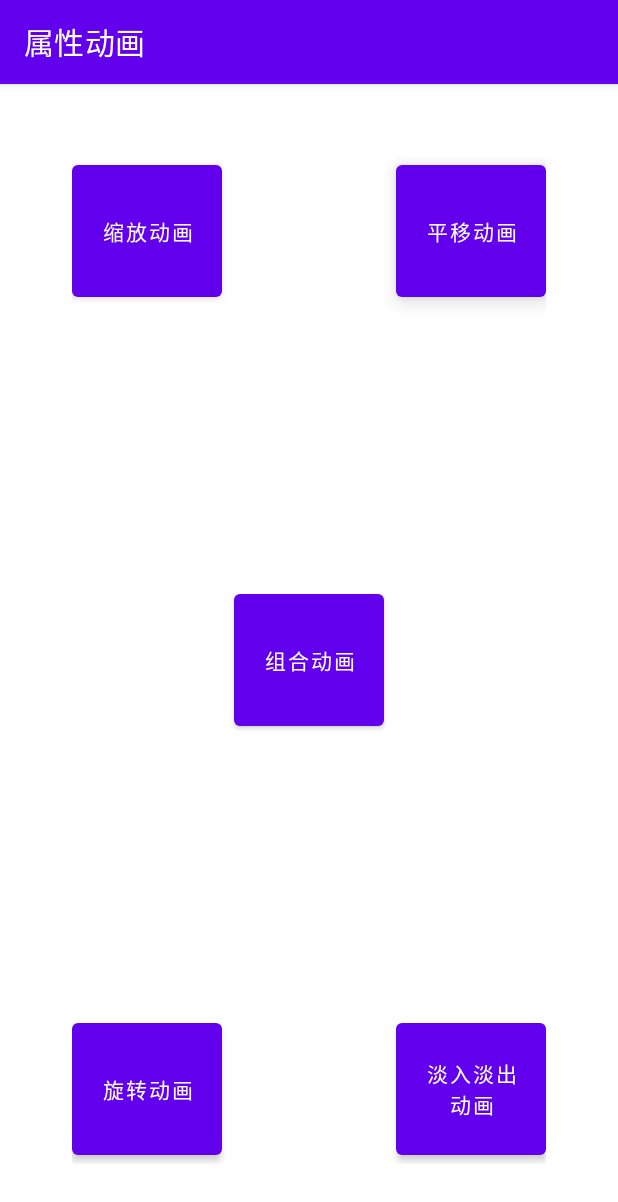
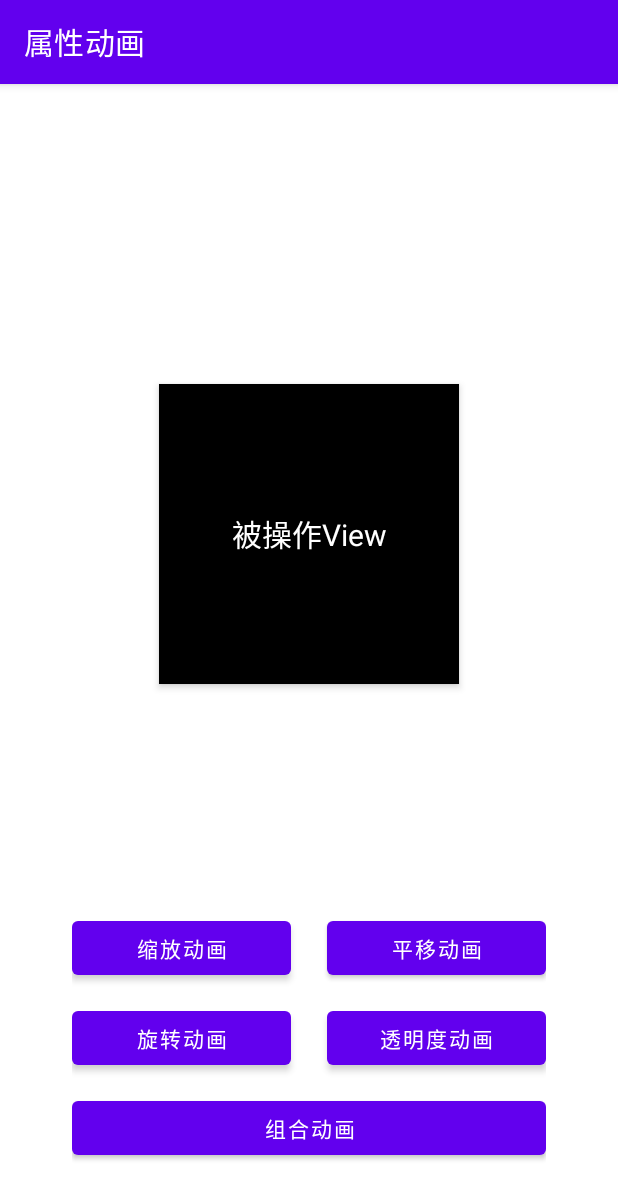
Before and after one commit to codeccc/Android-Animations-Demo, an Android app: the AnimationActivity screen opened directly, with no data from a screen before it, after a tap on "平移动画", on a phone screen of 412 x 824 dp. Shown: the top 1202 px of the screen. Run offline under Robolectric (Android 15) with nearby library versions, the phone set to English and light mode, and no system bars.

Commit message:
调整属性动画实现

```diff
--- a/app/src/main/java/com/codeccc/animation/ui/normal/AnimationActivity.kt
+++ b/app/src/main/java/com/codeccc/animation/ui/normal/AnimationActivity.kt
@@ -1,6 +1,7 @@
 package com.codeccc.animation.ui.normal
 
 import android.animation.Animator
+import android.animation.AnimatorSet
 import android.animation.ValueAnimator
 import android.os.Bundle
 import android.view.animation.*
@@ -29,14 +30,16 @@ class AnimationActivity : AppCompatActivity() {
         binding.apply {
             btnAnim1.setOnClickListener {
                 //缩放动画
+                //使用ValueAnimator实现缩放动画
                 val valueAnim = ValueAnimator.ofFloat(1f, 1.5f, 0.5f, 1f)
                 valueAnim.setInterpolator { input ->
 
                     return@setInterpolator (Math.cos((input + 1) * Math.PI) / 2.0f).toFloat() + 0.5f
                 }
-                valueAnim.setEvaluator { fraction, startValue, endValue ->
-//                    btnAnim1.scaleX = startValue
-//                    btnAnim1.scaleY = startValue
+                valueAnim.addUpdateListener {
+                    val scale = it.animatedValue as Float
+                    animationView.scaleX = scale
+                    animationView.scaleY = scale
                 }
                 valueAnim.setDuration(500)
                 valueAnim.start()
@@ -44,10 +47,61 @@ class AnimationActivity : AppCompatActivity() {
 
             btnAnim2.setOnClickListener {
                 //平移动画动画
-                btnAnim2.animate()
-                    .translationY(300f)
+                val transAnim1 = ValueAnimator.ofFloat(0f, 100f, 200f, 100f, 0f)
+                transAnim1.addUpdateListener {
+                    val distance = it.animatedValue as Float
+                    animationView.translationX = distance
+                    animationView.translationY = distance
+                }
+
+                val transAnim2 = ValueAnimator.ofFloat(0f, -100f, -200f, -100f, 0f)
+                transAnim2.addUpdateListener {
+                    val distance = it.animatedValue as Float
+                    animationView.translationX = distance
+                    animationView.translationY = distance
+                }
+                //使用AnimatorSet处理动画播放顺序
+                val animatorSet = AnimatorSet().apply {
+                    play(transAnim1).before(transAnim2)
+                }
+                animatorSet.interpolator = AccelerateDecelerateInterpolator()
+                animatorSet.duration = 400
+                animatorSet.start()
+            }
+
+            btnAnim3.setOnClickListener {
+                //旋转动画
+                animationView.animate()
+                    .rotation(animationView.rotation + 30f)
+                    //越界回弹差值器
+                    .setInterpolator(AnticipateOvershootInterpolator())
                     .setDuration(500)
-                    .setInterpolator(OvershootInterpolator(2f))
+                    .start()
+            }
+
+            btnAnim4.setOnClickListener {
+                //淡入淡出动画
+                val alphaAnimator = ValueAnimator.ofFloat(0f, 1f, 0f, 1f)
+                alphaAnimator.interpolator = AccelerateDecelerateInterpolator()
+                alphaAnimator.duration = 1000
+                alphaAnimator.addUpdateListener { animationView.alpha = it.animatedValue as Float }
+                alphaAnimator.start()
+            }
+
+            btnAnim5.setOnClickListener {
+                //组合动画 缩放+平移+旋转+淡入
+                //设置初始状态
+                animationView.scaleX = 0.5f
+                animationView.scaleY = 0.5f
+                animationView.alpha = 0f
+                animationView.rotation = 0f
+                animationView.animate()
+                    .translationY(100f)
+                    .scaleX(1.5f).scaleY(1.5f)
+                    .alpha(1f)
+                    .rotation(360f)
+                    .setDuration(500)
+                    .setInterpolator(AnticipateOvershootInterpolator())
                     .setListener(object : Animator.AnimatorListener {
                         override fun onAnimationStart(animation: Animator?, isReverse: Boolean) {
                         }
@@ -56,16 +110,15 @@ class AnimationActivity : AppCompatActivity() {
                         }
 
                         override fun onAnimationEnd(animation: Animator?, isReverse: Boolean) {
+                            super.onAnimationEnd(animation, isReverse)
                         }
 
                         override fun onAnimationEnd(animation: Animator?) {
-                            //回到原有位置
-//                            btnAnim2.animate()
-//                                .translationY(0f)
-//                                .setDuration(500)
-//                                .setInterpolator(BounceInterpolator())
-//                                .setStartDelay(2000)
-//                                .start()
+                            //回到动画初始状态
+                            animationView.scaleX = 0.5f
+                            animationView.scaleY = 0.5f
+                            animationView.alpha = 1f
+                            animationView.rotation = 0f
                         }
 
                         override fun onAnimationCancel(animation: Animator?) {
@@ -76,30 +129,6 @@ class AnimationActivity : AppCompatActivity() {
                     })
                     .start()
             }
-
-            btnAnim3.setOnClickListener {
-                //旋转动画
-            }
-
-            btnAnim4.setOnClickListener {
-                //淡入淡出动画
-            }
-
-            btnAnim5.setOnClickListener {
-                //组合动画
-                btnAnim5.scaleX = 0.5f
-                btnAnim5.scaleY = 0.5f
-                btnAnim5.alpha = 0f
-                btnAnim5.rotation = 0f
-                btnAnim5.animate()
-                    .translationY(100f)
-                    .scaleX(1.5f).scaleY(1.5f)
-                    .alpha(1f)
-                    .rotation(360f)
-                    .setDuration(500)
-                    .setInterpolator(AccelerateDecelerateInterpolator())
-                    .start()
-            }
         }
 
     }
--- a/app/src/main/res/layout/activity_animation.xml
+++ b/app/src/main/res/layout/activity_animation.xml
@@ -6,57 +6,86 @@
     android:clipChildren="false"
     android:padding="48dp">
 
+    <TextView
+        android:id="@+id/animationView"
+        android:layout_width="200dp"
+        android:layout_height="200dp"
+        android:background="@color/black"
+        android:elevation="3dp"
+        android:gravity="center"
+        android:text="被操作View"
+        android:textColor="@color/white"
+        android:textSize="20sp"
+        app:layout_constraintBottom_toTopOf="@id/btnAnim1"
+        app:layout_constraintEnd_toEndOf="parent"
+        app:layout_constraintStart_toStartOf="parent"
+        app:layout_constraintTop_toTopOf="parent" />
+
     <com.google.android.material.button.MaterialButton
         android:id="@+id/btnAnim1"
-        android:layout_width="100dp"
-        android:layout_height="100dp"
+        android:layout_width="0dp"
+        android:layout_height="wrap_content"
+        android:layout_marginBottom="12dp"
         android:elevation="3dp"
         android:stateListAnimator="@xml/anim_scale"
         android:text="缩放动画"
-        app:layout_constraintStart_toStartOf="parent"
-        app:layout_constraintTop_toTopOf="parent" />
+        app:layout_constraintBottom_toTopOf="@id/btnAnim3"
+        app:layout_constraintEnd_toStartOf="@id/btnAnim2"
+        app:layout_constraintHorizontal_weight="1"
+        app:layout_constraintStart_toStartOf="parent" />
 
 
     <com.google.android.material.button.MaterialButton
         android:id="@+id/btnAnim2"
-        android:layout_width="100dp"
-        android:layout_height="100dp"
+        android:layout_width="0dp"
+        android:layout_height="wrap_content"
+        android:layout_marginStart="24dp"
+        android:layout_marginBottom="12dp"
         android:elevation="3dp"
         android:text="平移动画"
+        app:layout_constraintBottom_toTopOf="@id/btnAnim3"
         app:layout_constraintEnd_toEndOf="parent"
-        app:layout_constraintTop_toTopOf="parent" />
+        app:layout_constraintHorizontal_weight="1"
+        app:layout_constraintStart_toEndOf="@id/btnAnim1" />
 
 
     <com.google.android.material.button.MaterialButton
         android:id="@+id/btnAnim3"
-        android:layout_width="100dp"
-        android:layout_height="100dp"
+        android:layout_width="0dp"
+        android:layout_height="wrap_content"
+        android:layout_marginBottom="12dp"
         android:elevation="3dp"
         android:stateListAnimator="@xml/anim_scale"
         android:text="旋转动画"
-        app:layout_constraintBottom_toBottomOf="parent"
+        app:layout_constraintBottom_toTopOf="@id/btnAnim5"
+        app:layout_constraintEnd_toStartOf="@id/btnAnim4"
+        app:layout_constraintHorizontal_weight="1"
         app:layout_constraintStart_toStartOf="parent" />
 
 
     <com.google.android.material.button.MaterialButton
         android:id="@+id/btnAnim4"
-        android:layout_width="100dp"
-        android:layout_height="100dp"
+        android:layout_width="0dp"
+        android:layout_height="wrap_content"
+        android:layout_marginStart="24dp"
+        android:layout_marginBottom="12dp"
         android:elevation="3dp"
         android:stateListAnimator="@xml/anim_scale"
-        android:text="淡入淡出动画"
-        app:layout_constraintBottom_toBottomOf="parent"
-        app:layout_constraintEnd_toEndOf="parent" />
+        android:text="透明度动画"
+        app:layout_constraintBottom_toTopOf="@id/btnAnim5"
+        app:layout_constraintEnd_toEndOf="parent"
+        app:layout_constraintHorizontal_weight="1"
+        app:layout_constraintStart_toEndOf="@id/btnAnim3" />
 
 
     <com.google.android.material.button.MaterialButton
         android:id="@+id/btnAnim5"
-        android:layout_width="100dp"
-        android:layout_height="100dp"
+        android:layout_width="match_parent"
+        android:layout_height="wrap_content"
         android:elevation="3dp"
         android:text="组合动画"
         app:layout_constraintBottom_toBottomOf="parent"
         app:layout_constraintEnd_toEndOf="parent"
-        app:layout_constraintStart_toStartOf="parent"
-        app:layout_constraintTop_toTopOf="parent" />
+        app:layout_constraintStart_toStartOf="parent" />
+
 </androidx.constraintlayout.widget.ConstraintLayout>
```
